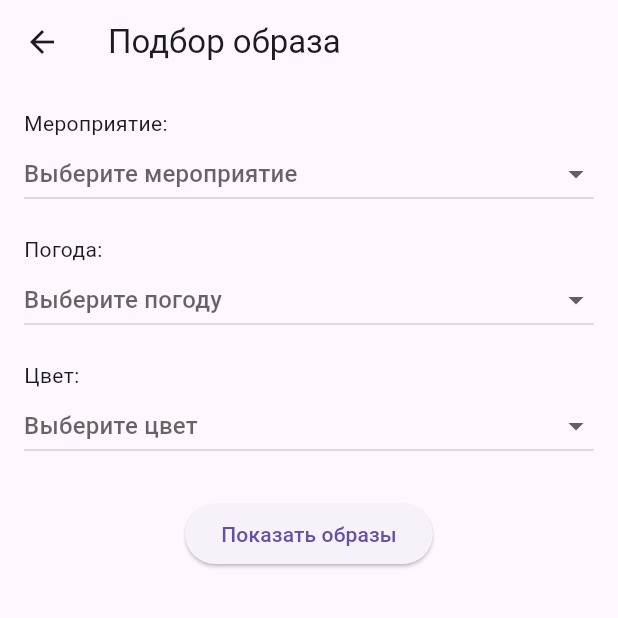
After one commit to OhButWhy/webbapp, a Flutter app: the screen it shows once a user with an empty profile is signed in, in the side drawer, after a tap on "ПОДОБРАТЬ ОБРАЗ", on a phone screen of 412 x 824 dp, the top half of it. The commit adds this screen. Run offline on Flutter 3.47's test engine with Material 3 defaults, Android fonts, the phone set to English and light mode, and no system bars; our stand-ins replace cloud_firestore, firebase_auth, firebase_core, flutter_dotenv, velocity_x; accounts and stored records are empty.

Commit message:
быстрый подбор образа по фильтрам

```diff
--- a/stylee_app/lib/components/drawer.dart
+++ b/stylee_app/lib/components/drawer.dart
@@ -40,6 +40,15 @@ class MyDrawer extends StatelessWidget {
                 text: 'PROFILE',
                 onTap: onProfileTap,
               ),
+              // outfit picker
+              MyListTitle(
+                icon: Icons.checkroom,
+                text: 'ПОДОБРАТЬ ОБРАЗ',
+                onTap: () {
+                  Navigator.pop(context);
+                  Navigator.pushNamed(context, '/outfit_picker');
+                },
+              ),
             ]
           ),
           // logout list
--- /dev/null
+++ b/stylee_app/lib/models/outfit.dart
@@ -0,0 +1,19 @@
+class Outfit {
+  final String id;
+  final String title;
+  final String imageUrl;
+  final List<String> events; // мероприятия: работа, вечеринка, прогулка и т.д.
+  final List<String> weathers; // погода: жарко, прохладно, дождь
+  final List<String> colors; // основные цвета
+  final List<String> styles; // стили: кэжуал, классика и т.д.
+
+  Outfit({
+    required this.id,
+    required this.title,
+    required this.imageUrl,
+    required this.events,
+    required this.weathers,
+    required this.colors,
+    required this.styles,
+  });
+}
--- /dev/null
+++ b/stylee_app/lib/models/outfit_list.dart
@@ -0,0 +1,41 @@
+import 'outfit.dart';
+
+/// Статичный список образов для MVP подбора
+final List<Outfit> outfits = [
+  Outfit(
+    id: '1',
+    title: 'Классика на работу',
+    imageUrl: 'https://images.unsplash.com/photo-1512436991641-6745cdb1723f',
+    events: ['работа'],
+    weathers: ['прохладно', 'жарко'],
+    colors: ['чёрный', 'белый'],
+    styles: ['классика'],
+  ),
+  Outfit(
+    id: '2',
+    title: 'Летний кэжуал',
+    imageUrl: 'https://images.unsplash.com/photo-1506744038136-46273834b3fb',
+    events: ['прогулка', 'вечеринка'],
+    weathers: ['жарко'],
+    colors: ['белый', 'голубой'],
+    styles: ['кэжуал'],
+  ),
+  Outfit(
+    id: '3',
+    title: 'Вечерний образ',
+    imageUrl: 'https://images.unsplash.com/photo-1469398715555-76331e2c5e43',
+    events: ['вечеринка'],
+    weathers: ['прохладно'],
+    colors: ['красный', 'чёрный'],
+    styles: ['элегантный'],
+  ),
+  Outfit(
+    id: '4',
+    title: 'Дождливая прогулка',
+    imageUrl: 'https://images.unsplash.com/photo-1465101046530-73398c7f28ca',
+    events: ['прогулка'],
+    weathers: ['дождь'],
+    colors: ['синий', 'серый'],
+    styles: ['спорт-шик'],
+  ),
+];
--- a/stylee_app/lib/screens/home_page.dart
+++ b/stylee_app/lib/screens/home_page.dart
@@ -6,6 +6,7 @@ import 'package:stylee_app/components/text_filed.dart';
 import 'package:stylee_app/components/wall_post.dart';
 import 'package:stylee_app/screens/profile_page.dart';
 import 'package:stylee_app/screens/chat_page.dart';
+import 'package:stylee_app/screens/outfit_picker_screen.dart';
 
 class HomePage extends StatefulWidget {
   const HomePage({super.key});
@@ -78,7 +79,12 @@ class _HomePageState extends State<HomePage> {
         currentPage = _buildWallFeed();
     }
 
-    return Scaffold(
+    return MaterialApp(
+      debugShowCheckedModeBanner: false,
+      routes: {
+        '/outfit_picker': (context) => const OutfitPickerScreen(),
+      },
+      home: Scaffold(
         backgroundColor: Colors.pink.shade100,
         appBar: AppBar(
           title: Text(_selectedIndex == 0 ? "The Wall" : "Stylee"),
@@ -104,6 +110,7 @@ class _HomePageState extends State<HomePage> {
             BottomNavigationBarItem(icon: Icon(Icons.chat_bubble_outline_rounded), label: ''),
             BottomNavigationBarItem(icon: Icon(Icons.person_outline_rounded), label: ''),
           ],
+        ),
       ),
     );
   }
--- /dev/null
+++ b/stylee_app/lib/screens/outfit_picker_screen.dart
@@ -0,0 +1,119 @@
+import 'package:flutter/material.dart';
+import '../models/outfit.dart';
+import '../models/outfit_list.dart';
+
+class OutfitPickerScreen extends StatefulWidget {
+  const OutfitPickerScreen({super.key});
+
+  @override
+  State<OutfitPickerScreen> createState() => _OutfitPickerScreenState();
+}
+
+class _OutfitPickerScreenState extends State<OutfitPickerScreen> {
+  String? selectedEvent;
+  String? selectedWeather;
+  String? selectedColor;
+  List<Outfit> filteredOutfits = [];
+  bool showResults = false;
+
+  final List<String> eventOptions = [
+    'работа', 'вечеринка', 'прогулка'
+  ];
+  final List<String> weatherOptions = [
+    'жарко', 'прохладно', 'дождь'
+  ];
+  final List<String> colorOptions = [
+    'чёрный', 'белый', 'красный', 'синий', 'серый', 'голубой'
+  ];
+
+  @override
+  Widget build(BuildContext context) {
+    return Scaffold(
+      appBar: AppBar(title: const Text('Подбор образа')),
+      body: Padding(
+        padding: const EdgeInsets.all(16.0),
+        child: Column(
+          crossAxisAlignment: CrossAxisAlignment.start,
+          children: [
+            const Text('Мероприятие:'),
+            DropdownButton<String>(
+              value: selectedEvent,
+              hint: const Text('Выберите мероприятие'),
+              isExpanded: true,
+              items: eventOptions.map((e) => DropdownMenuItem(
+                value: e,
+                child: Text(e),
+              )).toList(),
+              onChanged: (val) => setState(() => selectedEvent = val),
+            ),
+            const SizedBox(height: 16),
+            const Text('Погода:'),
+            DropdownButton<String>(
+              value: selectedWeather,
+              hint: const Text('Выберите погоду'),
+              isExpanded: true,
+              items: weatherOptions.map((w) => DropdownMenuItem(
+                value: w,
+                child: Text(w),
+              )).toList(),
+              onChanged: (val) => setState(() => selectedWeather = val),
+            ),
+            const SizedBox(height: 16),
+            const Text('Цвет:'),
+            DropdownButton<String>(
+              value: selectedColor,
+              hint: const Text('Выберите цвет'),
+              isExpanded: true,
+              items: colorOptions.map((c) => DropdownMenuItem(
+                value: c,
+                child: Text(c),
+              )).toList(),
+              onChanged: (val) => setState(() => selectedColor = val),
+            ),
+            const SizedBox(height: 24),
+            Center(
+              child: ElevatedButton(
+                onPressed: () {
+                  setState(() {
+                    filteredOutfits = outfits.where((outfit) {
+                      final eventMatch = selectedEvent == null || outfit.events.contains(selectedEvent);
+                      final weatherMatch = selectedWeather == null || outfit.weathers.contains(selectedWeather);
+                      final colorMatch = selectedColor == null || outfit.colors.contains(selectedColor);
+                      return eventMatch && weatherMatch && colorMatch;
+                    }).toList();
+                    showResults = true;
+                  });
+                },
+                child: const Text('Показать образы'),
+              ),
+            ),
+            const SizedBox(height: 24),
+            if (showResults)
+              Expanded(
+                child: filteredOutfits.isEmpty
+                  ? const Center(child: Text('Нет подходящих образов'))
+                  : ListView.builder(
+                      itemCount: filteredOutfits.length,
+                      itemBuilder: (context, idx) {
+                        final outfit = filteredOutfits[idx];
+                        return Card(
+                          margin: const EdgeInsets.symmetric(vertical: 8),
+                          child: ListTile(
+                            leading: SizedBox(
+                              width: 56,
+                              height: 56,
+                              child: Image.network(outfit.imageUrl, fit: BoxFit.cover),
+                            ),
+                            title: Text(outfit.title),
+                            subtitle: Text('Стили: ${outfit.styles.join(", ")}'),
+                          ),
+                        );
+                      },
+                    ),
+              ),
+          ],
+        ),
+      ),
+    );
+  }
+}
```
Lines whose indentation alone changed are shown as unchanged.
